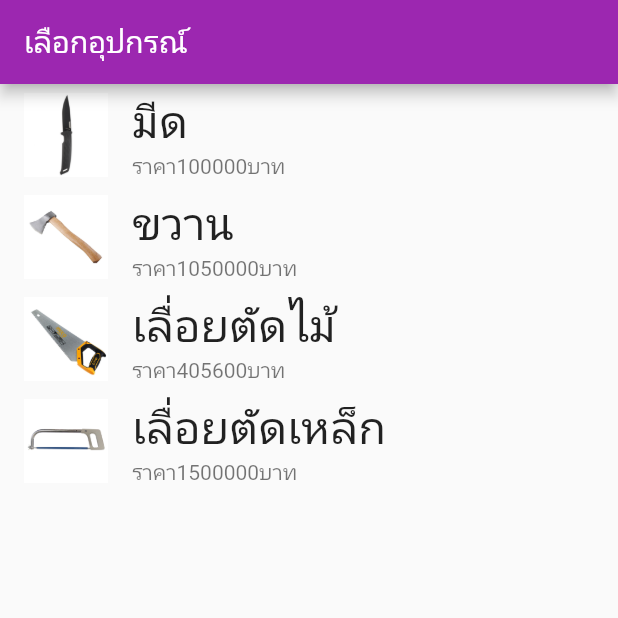
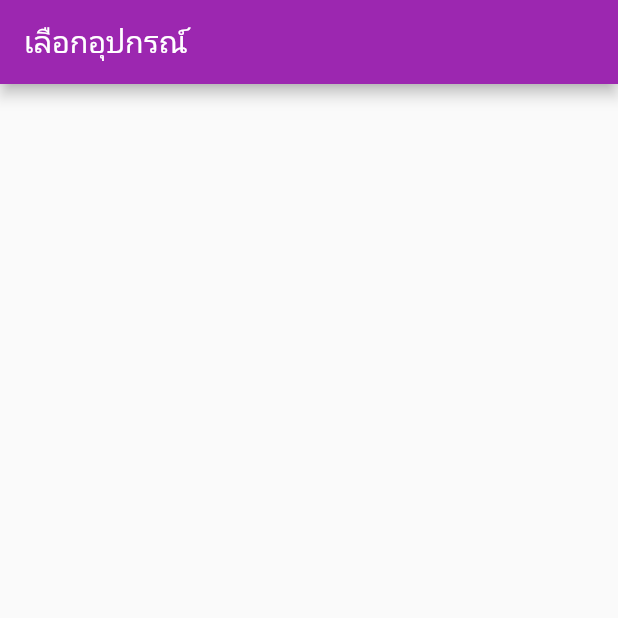
Before and after one commit to SIBPPAKORN/project-flutter_app, a Flutter app: the screen it shows after launch, on a phone screen of 412 x 824 dp, the top half of it. Run offline on Flutter 3.47's test engine with Material 2 defaults, Android fonts, the phone set to English and light mode, and no system bars.

Commit message:
column(1)

```diff
--- a/lib/main.dart
+++ b/lib/main.dart
@@ -23,14 +23,6 @@ class myhomesibpakorn extends StatefulWidget {
 }
 
 class _myhomesibpakornState extends State<myhomesibpakorn> {
-//กลุ่มข้อมูล
-  List<equipmentmenu> menu = [
-    equipmentmenu("มีด", "100000", "assets/images/picture1.jpg"),
-    equipmentmenu("ขวาน", "1050000", "assets/images/picture4.jpg"),
-    equipmentmenu("เลื่อยตัดไม้", "405600", "assets/images/picture2.jpg"),
-    equipmentmenu("เลื่อยตัดเหล็ก", "1500000", "assets/images/picture3.jpg"),
-  ];
-
 //เเสดงผลข้อมูล
   @override
   Widget build(BuildContext context) {
@@ -38,21 +30,8 @@ class _myhomesibpakornState extends State<myhomesibpakorn> {
         appBar: AppBar(
           title: Text("เลือกอุปกรณ์"),
         ),
-        body: ListView.builder(
-            itemCount: menu.length,
-            itemBuilder: (BuildContext context, int index) {
-              equipmentmenu equipment = menu[index];
-              return ListTile(
-                leading: Image.asset(equipment.img),
-                title: Text(
-                  equipment.name,
-                  style: TextStyle(fontSize: 30),
-                ),
-                subtitle: Text("ราคา" + equipment.price + "บาท"),
-                onTap: () {
-                  print("คุณเลือกอุปกรณ์ชื่อว่า" + equipment.name);
-                },
-              );
-            }));
+        body: Column(
+          children: [],
+        ));
   }
 }
```
